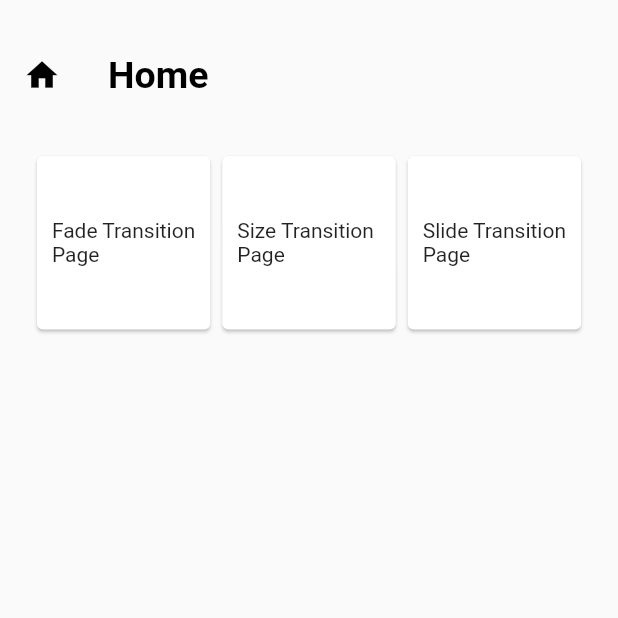
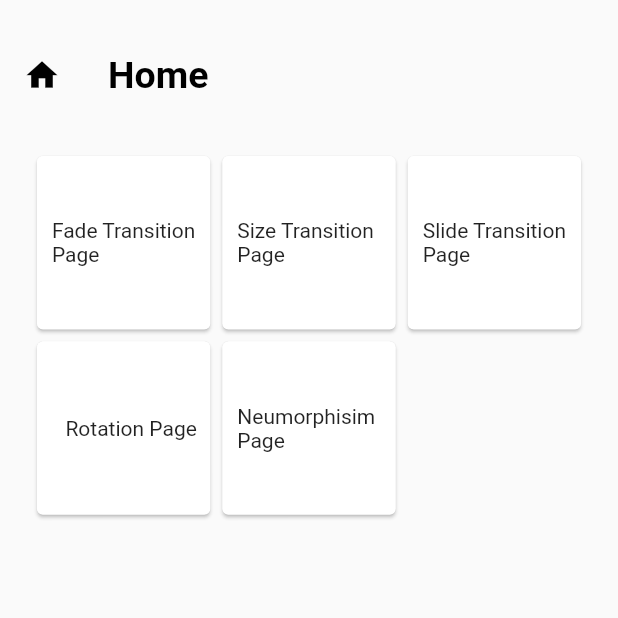
Before and after one commit to hazarduman0/flutter_animations, a Flutter app: the screen it shows after launch, on a phone screen of 412 x 824 dp, the top half of it. Run offline on Flutter 3.47's test engine with Material 2 defaults, Android fonts, the phone set to English and light mode, and no system bars; our stand-ins replace get.

Commit message:
Update main_page.dart

```diff
--- a/lib/main_page.dart
+++ b/lib/main_page.dart
@@ -1,7 +1,10 @@
 import 'package:animations/controllers/fade_transition_controller.dart';
+import 'package:animations/controllers/neumorphism_controller.dart';
 import 'package:animations/controllers/size_transition_controller.dart';
 import 'package:animations/controllers/slide_transition_controller.dart';
 import 'package:animations/screen_animations/fade_transition_page.dart';
+import 'package:animations/screen_animations/neumorphism_page.dart';
+import 'package:animations/screen_animations/rotation_animation_page.dart';
 import 'package:animations/screen_animations/size_transition_page.dart';
 import 'package:animations/screen_animations/slide_transition_page.dart';
 import 'package:flutter/material.dart';
@@ -13,6 +16,7 @@ class MainPage extends StatelessWidget {
   final FadeTransitionController _fc = Get.find();
   final SizeTransitionController _sc = Get.find();
   final SlideTransitionController _stc = Get.find();
+  final NeumorphismController _nc = Get.find();
 
   @override
   Widget build(BuildContext context) {
@@ -37,12 +41,14 @@ class MainPage extends StatelessWidget {
                   children: [
                     pageRouteBox(context, 'Fade Transition Page',
                         () => routeToFadeTransitionPage()),
-
                     pageRouteBox(context, 'Size Transition Page',
                         () => routeToSizeTransitionPage()),
-
                     pageRouteBox(context, 'Slide Transition Page',
                         () => routeToSlideTransitionPage()),
+                    pageRouteBox(
+                        context, 'Rotation Page', () => routeToRotationPage()),
+                    pageRouteBox(context, 'Neumorphisim Page',
+                        () => routeToNeumorphicPage())
                   ],
                 ),
               ),
@@ -62,11 +68,11 @@ class MainPage extends StatelessWidget {
           child: Card(
             child: Align(
                 alignment: Alignment.center,
-                child:
-                    Padding(
-                      padding: const EdgeInsets.only(left: 10.0),
-                      child: Text(text, style: Theme.of(context).textTheme.bodyMedium),
-                    )),
+                child: Padding(
+                  padding: const EdgeInsets.only(left: 10.0),
+                  child:
+                      Text(text, style: Theme.of(context).textTheme.bodyMedium),
+                )),
           ),
         ),
       );
@@ -76,13 +82,22 @@ class MainPage extends StatelessWidget {
     Get.to(() => FadeTransitionPage());
   }
 
-  routeToSizeTransitionPage(){
+  routeToSizeTransitionPage() {
     _sc.onPageInit();
     Get.to(() => SizeTransitionPage());
   }
 
-  routeToSlideTransitionPage(){
+  routeToSlideTransitionPage() {
     _stc.onPageInit();
     Get.to(() => SlideTransitionPage());
   }
+
+  routeToRotationPage() {
+    Get.to(() => RotationAnimationPage());
+  }
+
+  routeToNeumorphicPage() {
+    _nc.initAnimate();
+    Get.to(() => NeumorphismPage());
+  }
 }
```
